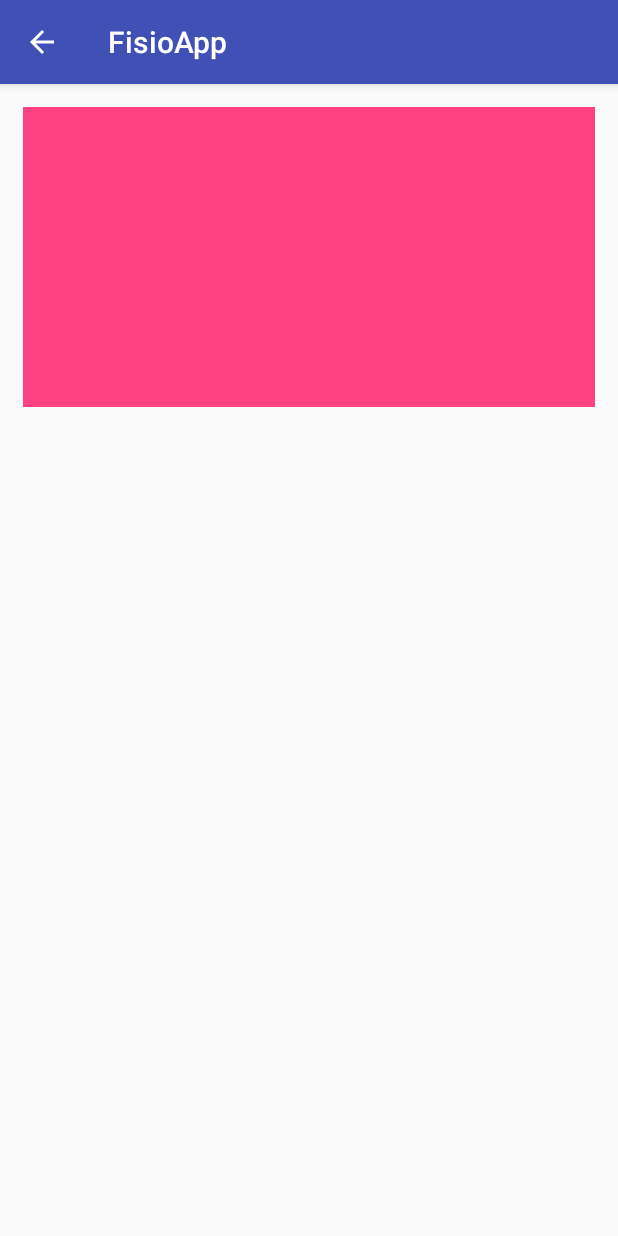
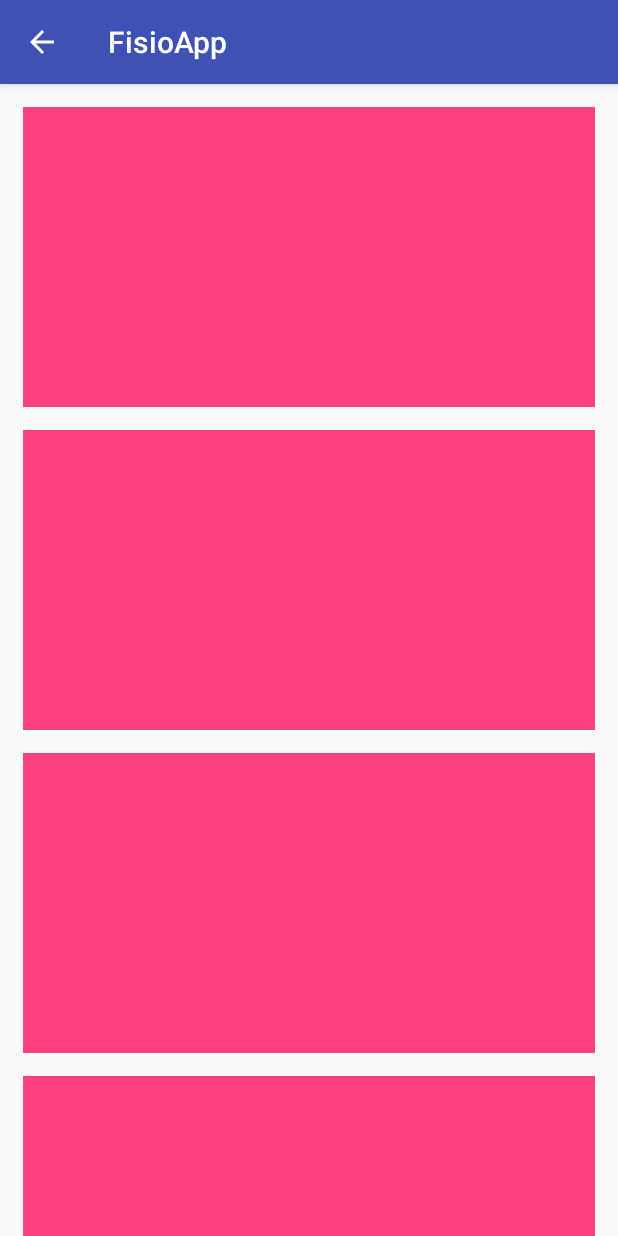
Before and after one commit to gemambu/fisioAppAndroid, an Android app: the AppointmentDetailActivity screen opened directly, with no data from a screen before it, on a phone screen of 412 x 824 dp. Run offline under Robolectric (Android 15) with nearby library versions, the phone set to English and light mode, and no system bars.

Commit message:
Trying to make app use appropiate XML according screen size

```diff
--- a/app/src/main/java/com/projectx/fisioapp/app/activity/AppointmentDetailActivity.kt
+++ b/app/src/main/java/com/projectx/fisioapp/app/activity/AppointmentDetailActivity.kt
@@ -10,19 +10,37 @@ class AppointmentDetailActivity : AppCompatActivity() {
 
     override fun onCreate(savedInstanceState: Bundle?) {
         super.onCreate(savedInstanceState)
+
+        supportActionBar?.setDisplayHomeAsUpEnabled(true)
         setContentView(R.layout.activity_appointment_detail)
 
-        supportActionBar?.setDisplayHomeAsUpEnabled(true)
-
-        if (fragmentManager.findFragmentById(R.id.appointment_detail_fragment) == null){
+        if (fragmentManager.findFragmentById(R.id.appointment_detail_fragment) == null) {
             val fragment = AppointmentDetailFragment.newInstance()
             fragmentManager.beginTransaction()
                     .add(R.id.appointment_detail_fragment, fragment)
                     .commit()
         }
 
+            /*if (resources.getBoolean(R.bool.screen_sw400) != true) {
 
+                setContentView(R.layout.activity_appointment_detail)
 
+                if (fragmentManager.findFragmentById(R.id.appointment_detail_fragment) == null) {
+                    val fragment = AppointmentDetailFragment.newInstance()
+                    fragmentManager.beginTransaction()
+                            .add(R.id.appointment_detail_fragment, fragment)
+                            .commit()
+                }
+            } else {
+
+                setContentView(R.layout.activity_calendar)
+                if (fragmentManager.findFragmentById(R.id.appointments_fragment) == null) {
+                    val fragment = AppointmentDetailFragment.newInstance()
+                    fragmentManager.beginTransaction()
+                            .add(R.id.appointments_fragment, fragment)
+                            .commit()
+                }
+            }*/
 
     }
 
@@ -36,6 +54,4 @@ class AppointmentDetailActivity : AppCompatActivity() {
         }
         return super.onOptionsItemSelected(item)
     }
-
-
 }
--- a/app/src/main/java/com/projectx/fisioapp/app/activity/CalendarActivity.kt
+++ b/app/src/main/java/com/projectx/fisioapp/app/activity/CalendarActivity.kt
@@ -3,6 +3,7 @@ package com.projectx.fisioapp.app.activity
 import android.app.Fragment
 import android.support.v7.app.AppCompatActivity
 import android.os.Bundle
+import android.view.MenuItem
 import com.projectx.fisioapp.R
 import com.projectx.fisioapp.app.fragment.AppointmentsListFragment
 import com.projectx.fisioapp.app.fragment.CalendarFragment
@@ -18,6 +19,8 @@ class CalendarActivity : AppCompatActivity(), AppointmentsListFragment.OnSelecte
         super.onCreate(savedInstanceState)
         setContentView(R.layout.activity_calendar)
 
+        supportActionBar?.setDisplayHomeAsUpEnabled(true)
+
         calendarFragment = supportFragmentManager.findFragmentById(R.id.calendar_fragment) as CalendarFragment
 
         if (fragmentManager.findFragmentById(R.id.appointments_fragment) == null){
@@ -29,6 +32,17 @@ class CalendarActivity : AppCompatActivity(), AppointmentsListFragment.OnSelecte
 
     }
 
+    override fun onOptionsItemSelected(item: MenuItem?): Boolean {
+        when (item?.itemId) {
+            android.R.id.home -> {
+                finish()
+                true
+            }
+        }
+        return super.onOptionsItemSelected(item)
+    }
+
+
 
     override fun onSelectedAppointment(date: Date) {
         Router().navigateFromCalendarActivityToAppointmentDetailActivity(this)
--- a/app/src/main/res/layout/activity_appointment_detail.xml
+++ b/app/src/main/res/layout/activity_appointment_detail.xml
@@ -10,7 +10,6 @@
 
     <FrameLayout
         android:id="@+id/appointment_detail_fragment"
-
         android:layout_width="match_parent"
         android:layout_height="match_parent" />
 
--- a/app/src/main/res/layout/fragment_appointment_detail.xml
+++ b/app/src/main/res/layout/fragment_appointment_detail.xml
@@ -1,14 +1,45 @@
+
 <LinearLayout
     xmlns:android="http://schemas.android.com/apk/res/android"
     xmlns:app="http://schemas.android.com/apk/res-auto"
     xmlns:tools="http://schemas.android.com/tools"
     android:layout_width="match_parent"
-    android:layout_height="match_parent"
+    android:layout_height="wrap_content"
     android:orientation="vertical"
     tools:context="com.projectx.fisioapp.app.fragment.AppointmentDetailFragment">
 
     <ImageView
         android:id="@+id/appointment_detail_map_image"
+        android:layout_width="match_parent"
+        android:layout_height="200dp"
+        android:layout_marginEnd="15dp"
+        android:layout_marginStart="15dp"
+        android:layout_marginTop="15dp"
+        android:background="@color/colorAccent"
+        />
+
+    <ImageView
+        android:id="@+id/appointment_detail_map_image2"
+        android:layout_width="match_parent"
+        android:layout_height="200dp"
+        android:layout_marginEnd="15dp"
+        android:layout_marginStart="15dp"
+        android:layout_marginTop="15dp"
+        android:background="@color/colorAccent"
+        />
+
+    <ImageView
+        android:id="@+id/appointment_detail_map_image3"
+        android:layout_width="match_parent"
+        android:layout_height="200dp"
+        android:layout_marginEnd="15dp"
+        android:layout_marginStart="15dp"
+        android:layout_marginTop="15dp"
+        android:background="@color/colorAccent"
+        />
+
+    <ImageView
+        android:id="@+id/appointment_detail_map_image4"
         android:layout_width="match_parent"
         android:layout_height="200dp"
         android:layout_marginEnd="15dp"
@@ -119,12 +150,4 @@
             android:layout_weight="2.25"
             tools:text="JUST A REALLY LONG TEXT TO SIMULATE MULTILINE EXTRA INFO FIELD AND HOW IT WOULD LOOK ON SCREEN WHEN DISPLAYED"/>
     </LinearLayout>
-
-
-
-
-
-
-
-
 </LinearLayout>
```
Also changed, not shown: app/src/main/res/layout-w600dp/activity_calendar.xml (renamed from app/src/main/res/layout-sw400dp-land/activity_calendar.xml).
